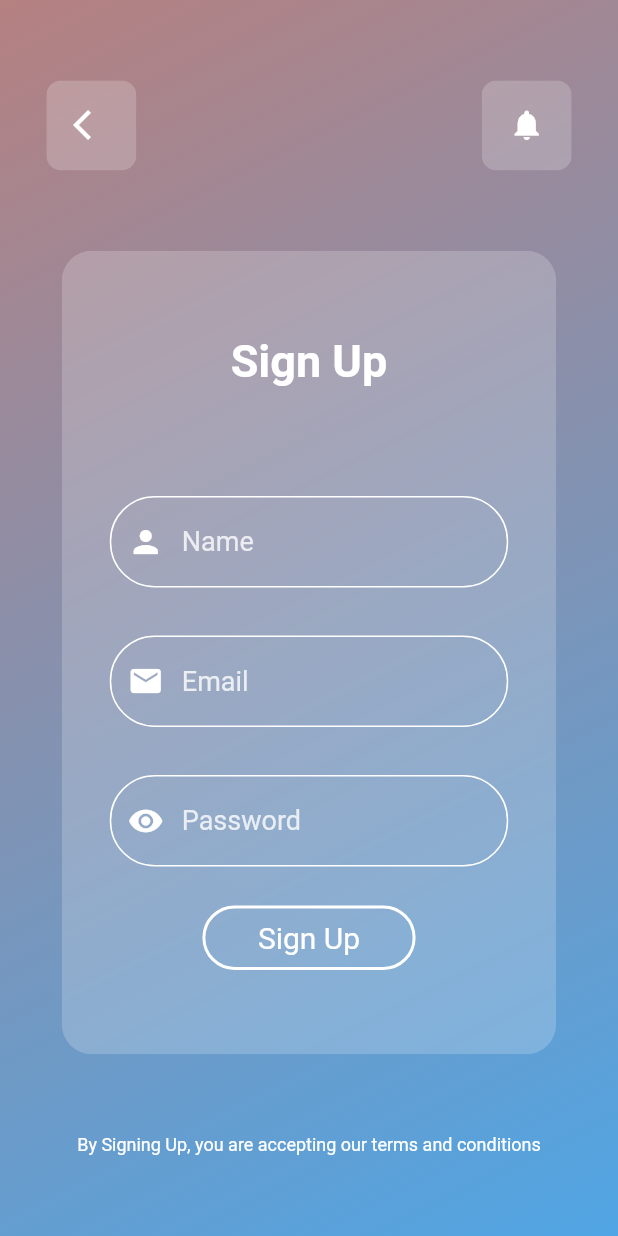
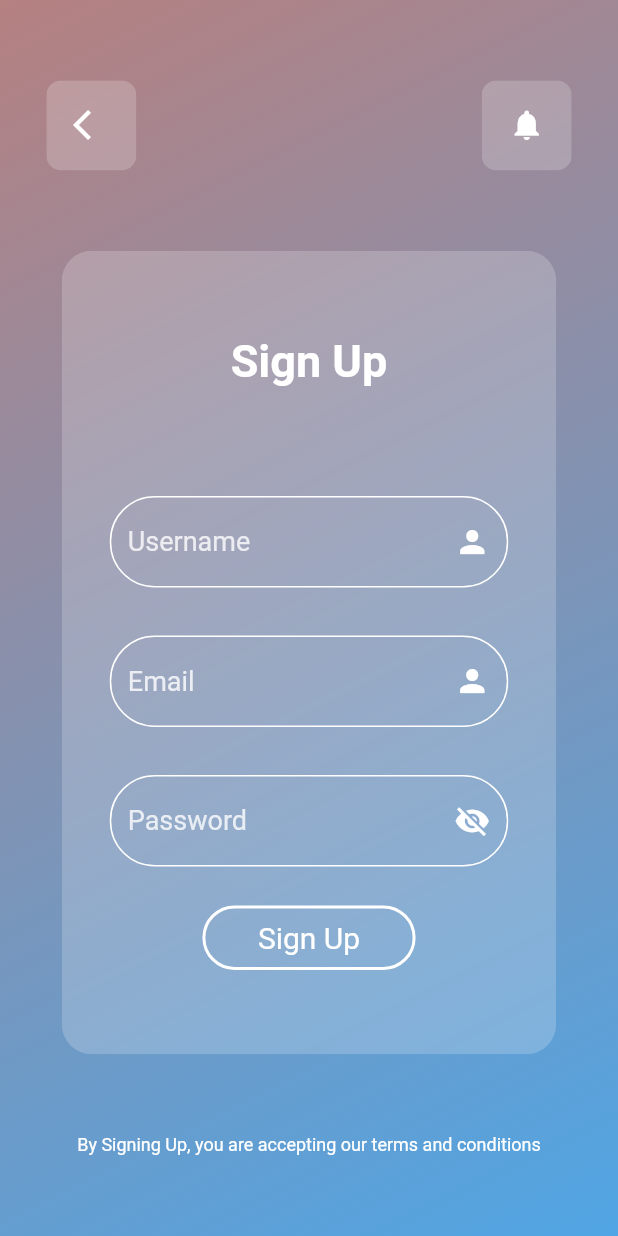
Before and after one commit to Nimishavashistha/questry_app, a Flutter app: the GMSignUpPage screen opened by its route, on a phone screen of 412 x 824 dp. Run offline on Flutter 3.47's test engine with Material 2 defaults, Android fonts, the phone set to English and light mode, and no system bars; our stand-ins replace flutter_secure_storage, get; accounts and stored records are empty.

Commit message:
jwt authentication done

```diff
--- a/lib/app/global_widgets/custom_button.dart
+++ b/lib/app/global_widgets/custom_button.dart
@@ -4,16 +4,23 @@ class CustomButton extends StatelessWidget {
   final String buttonName;
   final Function onPress;
   final double paddingH;
+  final bool circular;
 
   const CustomButton(
-      {Key key, this.buttonName, this.onPress, this.paddingH = 20})
+      {Key key,
+      this.buttonName,
+      this.onPress,
+      this.paddingH = 20,
+      this.circular})
       : super(key: key);
 
   @override
   Widget build(BuildContext context) {
     return GestureDetector(
       onTap: onPress,
-      child: Container(
+      child: circular
+          ? CircularProgressIndicator()
+          : Container(
               padding: EdgeInsets.symmetric(
                 vertical: 8.0,
                 horizontal: this.paddingH,
--- a/lib/app/global_widgets/custom_text_field.dart
+++ b/lib/app/global_widgets/custom_text_field.dart
@@ -2,22 +2,22 @@ import 'package:flutter/material.dart';
 
 class CustomTextField extends StatelessWidget {
   final String hintText;
-  final Icon prefixIcon;
+  final IconButton suffixIcon;
   final TextEditingController controller;
   final Function onchanged;
   final Function validationFun;
 
   final bool isObscure;
 
-  const CustomTextField(
-      {Key key,
-      this.hintText,
-      this.prefixIcon,
-      this.isObscure = false,
-      this.controller,
-      this.onchanged,
-      this.validationFun})
-      : super(key: key);
+  const CustomTextField({
+    Key key,
+    this.hintText,
+    this.suffixIcon,
+    this.isObscure = false,
+    this.controller,
+    this.onchanged,
+    this.validationFun,
+  }) : super(key: key);
 
   @override
   Widget build(BuildContext context) {
@@ -56,7 +56,7 @@ class CustomTextField extends StatelessWidget {
                 Radius.circular(30.0),
               ),
               borderSide: BorderSide(color: Colors.red)),
-          prefixIcon: prefixIcon,
+          suffixIcon: suffixIcon,
           hintText: hintText,
           hintStyle: TextStyle(
             color: Colors.white.withOpacity(0.8),
--- a/lib/app/modules/authentication/views/sign_up_page.dart
+++ b/lib/app/modules/authentication/views/sign_up_page.dart
@@ -27,6 +27,7 @@ class GMSignUpPage extends StatelessWidget {
             ),
             child: GetBuilder<AuthController>(
               builder: (controller) => Form(
+                key: controller.formKey,
                 child: Stack(
                   children: [
                     Column(
@@ -76,20 +77,7 @@ class GMSignUpPage extends StatelessWidget {
                                 ),
                               ),
                               Spacer(),
-                              CustomTextField(
-                                controller: TextEditingController(
-                                    text: controller.user.username),
-                                hintText: "Name",
-                                validationFun: (value) =>
-                                    controller.passValidation(value),
-                                onchanged: (value) {
-                                  controller.user.username = value;
-                                },
-                                prefixIcon: Icon(
-                                  Icons.person,
-                                  color: Colors.white,
-                                ),
-                              ),
+                              userNameTextField(),
                               CustomTextField(
                                   controller: TextEditingController(
                                       text: controller.user.email),
@@ -99,11 +87,13 @@ class GMSignUpPage extends StatelessWidget {
                                     controller.user.email = value;
                                   },
                                   hintText: "Email",
-                                prefixIcon: Icon(
-                                  Icons.email,
+                                  suffixIcon: IconButton(
+                                    icon: Icon(
+                                      Icons.person,
                                       color: Colors.white,
                                     ),
-                              ),
+                                    onPressed: () {},
+                                  )),
                               CustomTextField(
                                 controller: TextEditingController(
                                     text: controller.user.password),
@@ -113,14 +103,20 @@ class GMSignUpPage extends StatelessWidget {
                                 validationFun: (value) =>
                                     controller.passValidation(value),
                                 hintText: "Password",
-                                prefixIcon: Icon(
-                                  Icons.remove_red_eye,
+                                suffixIcon: IconButton(
+                                  icon: Icon(controller.vis_signup
+                                      ? Icons.visibility_off
+                                      : Icons.visibility),
                                   color: Colors.white,
+                                  onPressed: () {
+                                    controller.changeVis();
+                                  },
                                 ),
-                                isObscure: true,
+                                isObscure: controller.vis_signup,
                               ),
                               SizedBox(height: 10.0),
                               CustomButton(
+                                circular: controller.circular_signup,
                                 buttonName: "Sign Up",
                                 onPress: () {
                                   controller.submitSignUp();
@@ -147,4 +143,66 @@ class GMSignUpPage extends StatelessWidget {
       ),
     );
   }
+
+  Widget userNameTextField() {
+    return GetBuilder<AuthController>(
+      builder: (controller) => Container(
+        padding: EdgeInsets.symmetric(
+          horizontal: 16.0,
+        ),
+        margin: EdgeInsets.all(16.0),
+        child: TextFormField(
+          autofocus: true,
+          controller: TextEditingController(text: controller.user.username),
+          onChanged: (value) {
+            controller.user.username = value;
+          },
+          validator: (value) => controller.usernameValidation(value),
+          style: TextStyle(
+            color: Colors.white,
+            fontSize: 18.0,
+          ),
+          decoration: InputDecoration(
+            errorText: controller.validate_signup ? null : controller.errorText,
+            enabledBorder: OutlineInputBorder(
+                borderRadius: BorderRadius.all(
+                  Radius.circular(30.0),
+                ),
+                borderSide: BorderSide(color: Colors.white)),
+            focusedBorder: OutlineInputBorder(
+                borderRadius: BorderRadius.all(
+                  Radius.circular(30.0),
+                ),
+                borderSide: BorderSide(color: Colors.white)),
+            errorBorder: OutlineInputBorder(
+                borderRadius: BorderRadius.all(
+                  Radius.circular(30.0),
+                ),
+                borderSide: BorderSide(color: Colors.red)),
+            focusedErrorBorder: OutlineInputBorder(
+                borderRadius: BorderRadius.all(
+                  Radius.circular(30.0),
+                ),
+                borderSide: BorderSide(color: Colors.red)),
+            suffixIcon: IconButton(
+              icon: Icon(
+                Icons.person,
+                color: Colors.white,
+              ),
+              onPressed: () {
+                print(controller.errorText);
+                print("validate=${controller.validate_signup}");
+              },
+            ),
+            hintText: "Username",
+            hintStyle: TextStyle(
+              color: Colors.white.withOpacity(0.8),
+              fontSize: 18.0,
+            ),
+            border: InputBorder.none,
+          ),
+        ),
+      ),
+    );
   }
+}
--- a/lib/app/routes/app_pages.dart
+++ b/lib/app/routes/app_pages.dart
@@ -2,6 +2,7 @@ import 'package:get/get.dart';
 import 'package:questry/app/modules/authentication/views/sign_-in_page.dart';
 import 'package:questry/app/modules/authentication/views/sign_up_page.dart';
 import 'package:questry/app/modules/feed/views/feedScreen.dart';
+import 'package:questry/app/modules/home/loading_page.dart';
 import 'package:questry/app/modules/profile/views/pages/edit_profile.dart';
 import 'package:questry/app/modules/profile/views/profile_page.dart';
 import '../modules/authentication/bindings/auth_binding.dart';
@@ -41,5 +42,10 @@ abstract class AppPages {
       page: () => SettingsPage(),
       transitionDuration: transitionDuration,
     ),
+    GetPage(
+      name: _Paths.LoadingPage,
+      page: () => LoadingPage(),
+      transitionDuration: transitionDuration,
+    ),
   ];
 }
--- a/lib/app/routes/app_routes.dart
+++ b/lib/app/routes/app_routes.dart
@@ -7,6 +7,7 @@ abstract class AppRoutes {
   static const FeedScreen = _Paths.FeedScreen;
   static const EditProfile = _Paths.EditProfile;
   static const settings = _Paths.settings;
+  static const loadingPage = _Paths.LoadingPage;
 }
 
 abstract class _Paths {
@@ -16,4 +17,5 @@ abstract class _Paths {
   static const FeedScreen = '/feedScreen';
   static const EditProfile = '/editprofile';
   static const settings = '/settings';
+  static const LoadingPage = '/Loadingpage';
 }
--- a/lib/app/routes/routes_management.dart
+++ b/lib/app/routes/routes_management.dart
@@ -3,11 +3,11 @@ import 'app_pages.dart';
 
 abstract class RoutesManagement {
   static void goToSignUpScreen() {
-    Get.toNamed<void>(AppRoutes.signup);
+    Get.off<void>(AppRoutes.signup);
   }
 
   static void goToSignInScreen() {
-    Get.toNamed<void>(AppRoutes.signin);
+    Get.off<void>(AppRoutes.signin);
   }
 
   static void goToProfilePage() {
--- a/lib/main.dart
+++ b/lib/main.dart
@@ -1,15 +1,44 @@
 import 'package:flutter/material.dart';
 import 'package:get/get.dart';
+import 'package:questry/app/modules/authentication/views/sign_up_page.dart';
 import 'package:questry/app/modules/feed/views/feedScreen.dart';
-import 'package:questry/app/modules/profile/views/pages/edit_profile.dart';
+import 'package:questry/app/modules/home/loading_page.dart';
 import './app/routes/app_pages.dart';
+import 'package:flutter_secure_storage/flutter_secure_storage.dart';
 
 void main() {
   runApp(MyApp());
 }
 
-class MyApp extends StatelessWidget {
+class MyApp extends StatefulWidget {
   @override
+  _MyAppState createState() => _MyAppState();
+}
+
+class _MyAppState extends State<MyApp> {
+  Widget page = LoadingPage();
+  final storage = FlutterSecureStorage();
+
+  @override
+  void initState() {
+    // TODO: implement initState
+    super.initState();
+    checkLogin();
+  }
+
+  void checkLogin() async {
+    String token = await storage.read(key: "token");
+    if (token != null) {
+      setState(() {
+        page = FeedScreen();
+      });
+    } else {
+      setState(() {
+        page = GMSignUpPage();
+      });
+    }
+  }
+
   Widget build(BuildContext context) {
     return GetMaterialApp(
       debugShowCheckedModeBanner: false,
@@ -23,7 +52,7 @@ class MyApp extends StatelessWidget {
                   color: Colors.white,
                   fontFamily: 'RobotoCondensed',
                   fontWeight: FontWeight.bold))),
-      initialRoute: AppRoutes.FeedScreen,
+      home: page,
       getPages: AppPages.pages,
     );
   }
--- a/pubspec.yaml
+++ b/pubspec.yaml
@@ -34,6 +34,7 @@ dev_dependencies:
     sdk: flutter
   get: ^4.1.4
   http: ^0.13.3
+  flutter_secure_storage: ^4.2.0
 
 # For information on the generic Dart part of this file, see the
 # following page: https://dart.dev/tools/pub/pubspec
```
Also changed, not shown: lib/app/modules/authentication/controller/auth_controller.dart (+106 -2 lines), lib/app/modules/authentication/views/sign_-in_page.dart (+14 -6 lines), lib/app/modules/home/loading_page.dart (renamed from lib/app/modules/home/home_page.dart, +28 -9 lines), pubspec.lock, 1 other file. Lines whose indentation alone changed are shown as unchanged.
